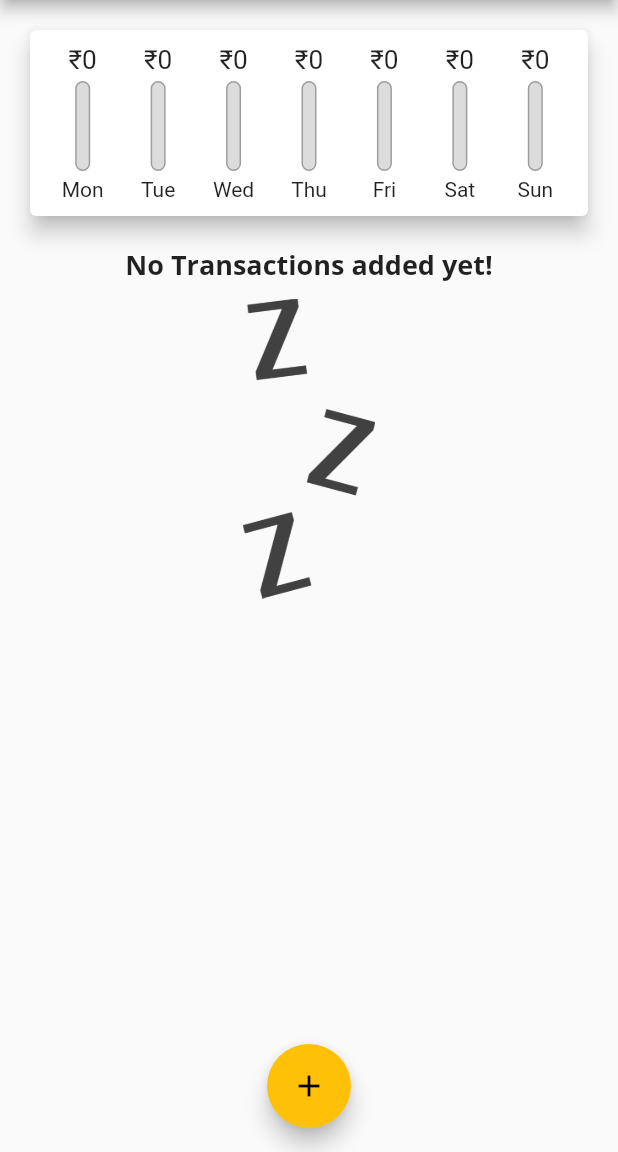
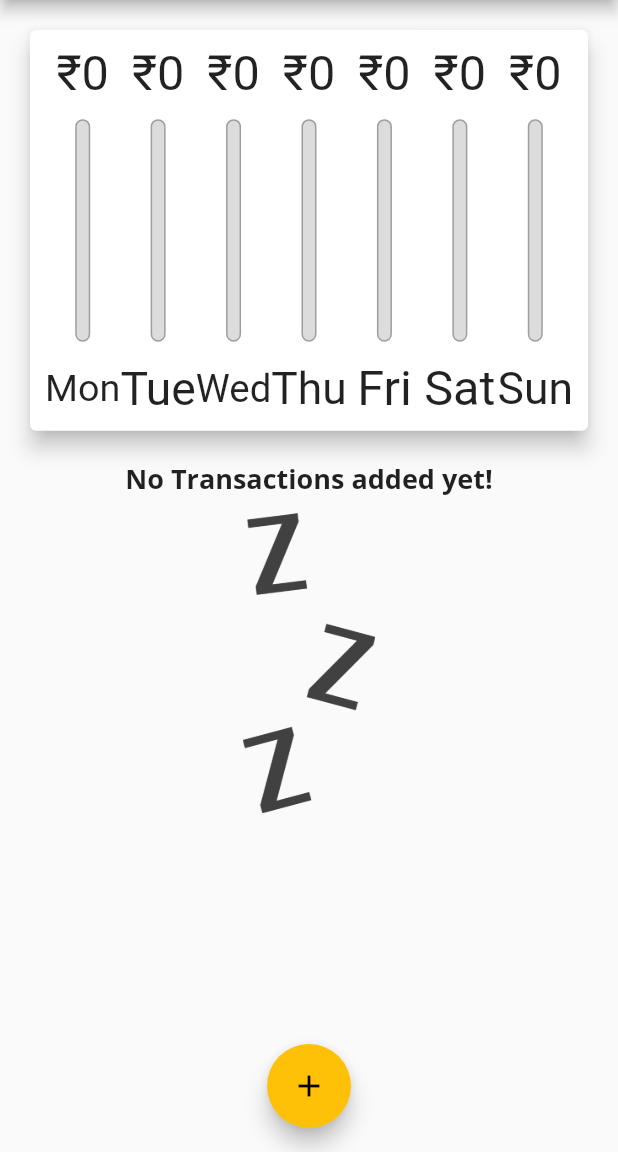
Before and after one commit to shubham-sapkal/personal-expenses-app, a Flutter app: the screen it shows after launch, on a phone screen of 412 x 824 dp, the part 84-1236 px from its top. Run offline on Flutter 3.47's test engine with Material 2 defaults, Android fonts, the light colour scheme and no system bars.

Commit message:
adjust app with dynamic heights allocation

```diff
--- a/lib/main.dart
+++ b/lib/main.dart
@@ -71,7 +71,8 @@ class _MyHomePageState extends State<MyHomePage> {
     }).toList();
   }
 
-  void _addNewTransaction(String txTitle, double txAmount, DateTime chooseDate) {
+  void _addNewTransaction(
+      String txTitle, double txAmount, DateTime chooseDate) {
     final newTransaction = Transaction(
       id: DateTime.now().toString(),
       title: txTitle,
@@ -108,8 +109,7 @@ class _MyHomePageState extends State<MyHomePage> {
 
   @override
   Widget build(BuildContext context) {
-    return Scaffold(
-      appBar: AppBar(
+    final appBar = AppBar(
       title: Text('Personal Expenses App'),
       actions: <Widget>[
         IconButton(
@@ -117,16 +117,30 @@ class _MyHomePageState extends State<MyHomePage> {
           icon: Icon(Icons.add),
         ),
       ],
-      ),
+    );
+
+    return Scaffold(
+      appBar: appBar,
       body: SingleChildScrollView(
         child: Column(
           mainAxisAlignment: MainAxisAlignment.start,
           crossAxisAlignment: CrossAxisAlignment.stretch,
           children: [
-            Chart(recentTransactions: _recentTransactions),
-            TransactionList(
+            Container(
+              height: (MediaQuery.of(context).size.height -
+                      appBar.preferredSize.height -
+                      MediaQuery.of(context).padding.top) *
+                  0.4,
+              child: Chart(recentTransactions: _recentTransactions),
+            ),
+            Container(
+              height: (MediaQuery.of(context).size.height -
+                      appBar.preferredSize.height - MediaQuery.of(context).padding.top) *
+                  0.6,
+              child: TransactionList(
                 userTransactions: _userTransactions,
                 deleteTransactionController: _deleteTransaction,
+              ),
             ),
           ],
         ),
--- a/lib/widgets/chart_bar.dart
+++ b/lib/widgets/chart_bar.dart
@@ -16,19 +16,20 @@ class ChartBar extends StatelessWidget {
 
   @override
   Widget build(BuildContext context) {
+    return LayoutBuilder(builder: (ctx,constraints) {
       return Column(
         children: <Widget>[
           Container(
-          height: 20,
+            height: constraints.maxHeight * 0.15,
             child: FittedBox(
               child: Text('₹${spendingAmount.toStringAsFixed(0)}'),
             ),
           ),
           SizedBox(
-          height: 4,
+            height: constraints.maxHeight * 0.05,
           ),
           Container(
-          height: 60,
+            height: constraints.maxHeight * 0.6,
             width: 10,
             child: Stack(
               children: <Widget>[
@@ -52,10 +53,11 @@ class ChartBar extends StatelessWidget {
             ),
           ),
           SizedBox(
-          height: 4,
+            height: constraints.maxHeight * 0.05,
           ),
-        Text(label),
+          Container(height: constraints.maxHeight * 0.15,child: FittedBox(child: Text(label),),),
         ],
       );
+    });
   }
 }
--- a/lib/widgets/transaction_list.dart
+++ b/lib/widgets/transaction_list.dart
@@ -11,9 +11,7 @@ class TransactionList extends StatelessWidget {
 
   @override
   Widget build(BuildContext context) {
-    return Container(
-      height: 300,
-      child: userTransactions.isEmpty
+    return userTransactions.isEmpty
           ? Column(
               children: [
                 Text(
@@ -70,7 +68,7 @@ class TransactionList extends StatelessWidget {
                 );
               },
               itemCount: userTransactions.length,
-            ),
-    );
+            );
+
   }
 }
```
Lines whose indentation alone changed are shown as unchanged.
